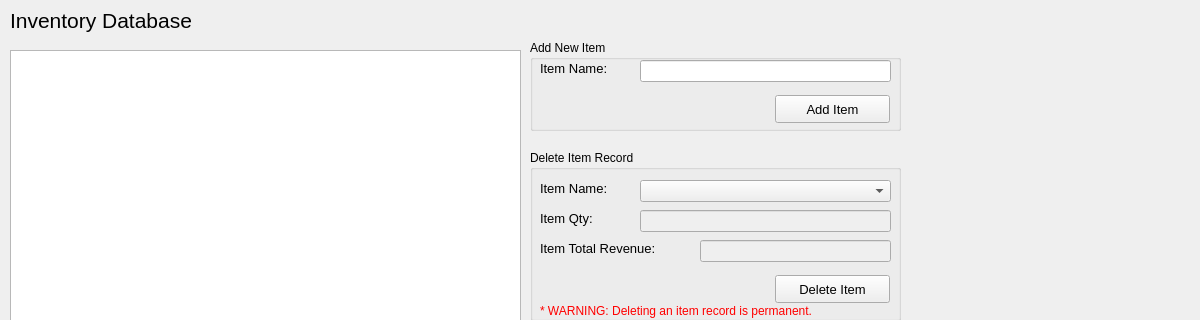
JShinozuka/Project2, file BulkClub/aInventory.ui: the form before one commit; both pictures show x 0 to 1200 and y 0 to 320 of the 1200 by 640 pixel window.
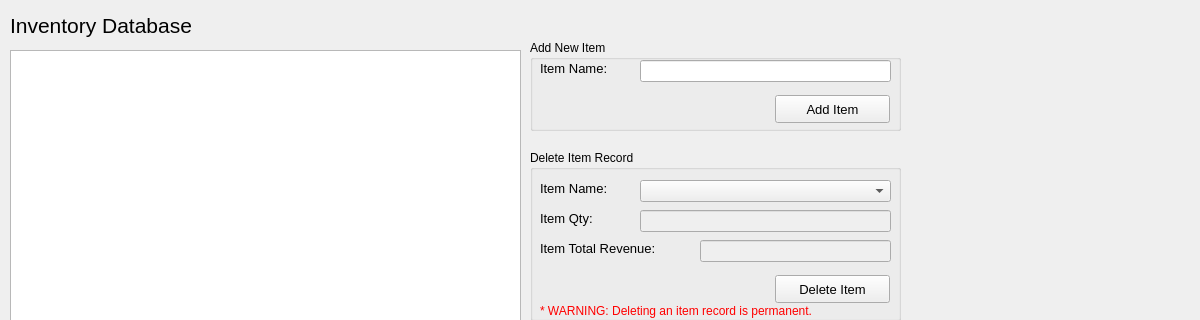
The form after the commit.

```diff
--- a/BulkClub/aInventory.ui
+++ b/BulkClub/aInventory.ui
@@ -47,7 +47,7 @@
      <x>10</x>
      <y>0</y>
      <width>1181</width>
-     <height>41</height>
+     <height>50</height>
     </rect>
    </property>
    <property name="font">
```
